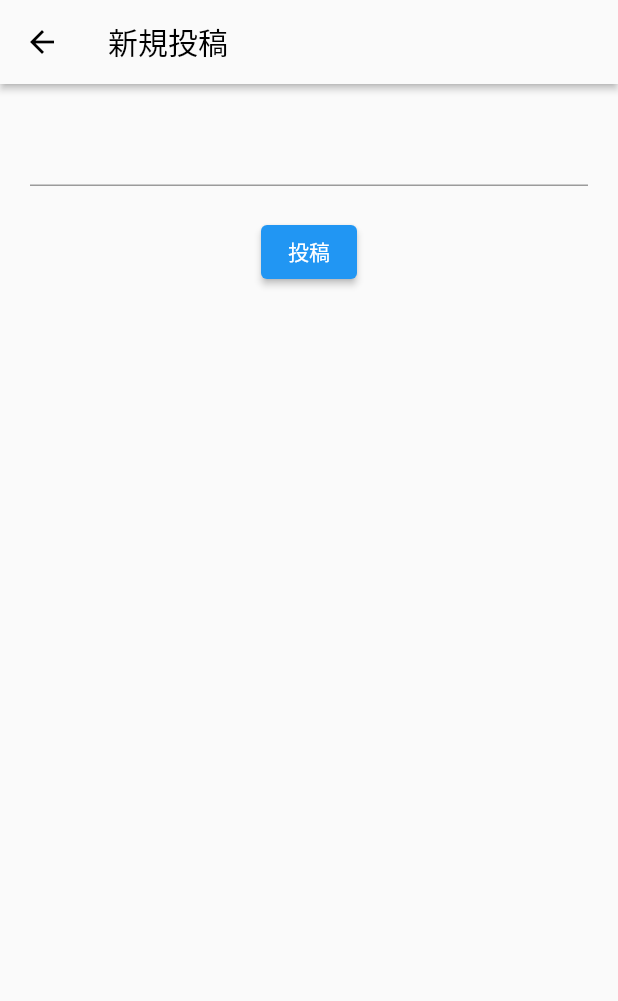
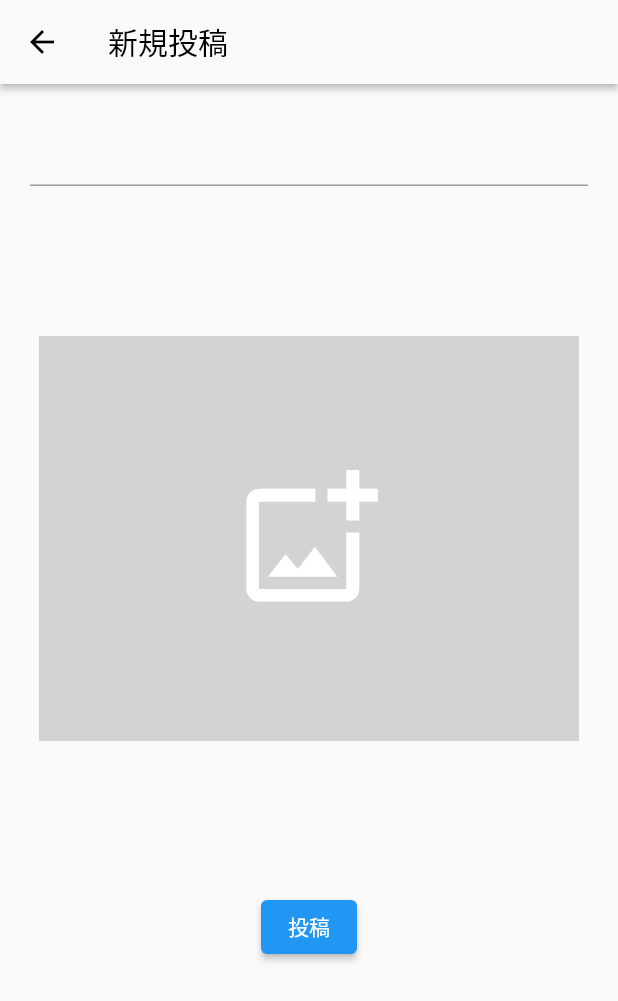
Before and after one commit to Haru-Kobayashi073/SNS_demo_App, a Flutter app: the PostPage screen opened directly, on a phone screen of 412 x 824 dp. Shown: the top 1001 px of the screen. Run offline on Flutter 3.47's test engine with Material 2 defaults, Android fonts, the phone set to English and light mode, and no system bars; our stand-ins replace cloud_firestore, firebase_auth, firebase_core, firebase_storage, flutter_signin_button, google_sign_in and 1 more; accounts and stored records are empty.

Commit message:
タイムラインの動画用仮UI

```diff
--- a/lib/model/post.dart
+++ b/lib/model/post.dart
@@ -5,10 +5,12 @@ class Post {
   String content;
   String postAccountId;
   Timestamp? createdTime;
+  String video;
 
   Post(
       {this.id = '',
       this.content = '',
       this.postAccountId = '',
-      this.createdTime});
+      this.createdTime,
+      this.video = '',});
 }
--- a/lib/utils/firestore/posts.dart
+++ b/lib/utils/firestore/posts.dart
@@ -16,6 +16,7 @@ class PostFirestore {
         'content': newPost.content,
         'post_account_id': newPost.postAccountId,
         'created_time': Timestamp.now(),
+        'video': newPost.video,
       });
       _userPosts
           .doc(result.id)
@@ -39,6 +40,7 @@ class PostFirestore {
           content: data['content'],
           postAccountId: data['post_account_id'],
           createdTime: data['created_time'],
+          video: data['video'],
         );
         postList.add(post);
       });
--- a/lib/view/time_line/post_page.dart
+++ b/lib/view/time_line/post_page.dart
@@ -1,7 +1,10 @@
+import 'dart:io';
+
 import 'package:flutter/material.dart';
 import 'package:twitter_demo_app/model/post.dart';
 import 'package:twitter_demo_app/utils/authentication.dart';
 import 'package:twitter_demo_app/utils/firestore/posts.dart';
+import 'package:twitter_demo_app/utils/function_utils.dart';
 
 class PostPage extends StatefulWidget {
   const PostPage({super.key});
@@ -12,6 +15,8 @@ class PostPage extends StatefulWidget {
 
 class _PostPageState extends State<PostPage> {
   TextEditingController contentController = TextEditingController();
+  TextEditingController videoController = TextEditingController();
+  File? image;
 
   @override
   Widget build(BuildContext context) {
@@ -33,7 +38,33 @@ class _PostPageState extends State<PostPage> {
               controller: contentController,
             ),
             SizedBox(
-              height: 20,
+              height: 100,
+            ),
+            GestureDetector(
+              onTap: () async {
+                  var result = await FunctionUtils.GetImageFromGallery();
+                  if (result != null) {
+                    setState(() {
+                      image = File(result.path);
+                    });
+                  }
+                },
+              child: image == null ? Container(
+                height: 270,
+                width: 360,
+                color: Color.fromARGB(255, 213, 210, 210),
+                child: Icon(
+                  Icons.add_photo_alternate_outlined,
+                  color: Colors.white,
+                  size: 100,
+                  )) : Container(
+                height: 270,
+                width: 360,
+                child: Image.file(image!, fit: BoxFit.cover),
+                ),
+            ),
+            SizedBox(
+              height: 100,
             ),
             ElevatedButton(
                 onPressed: () async {
@@ -55,3 +86,20 @@ class _PostPageState extends State<PostPage> {
     );
   }
 }
+
+// GestureDetector(
+//               onTap: () async {
+//                   var result = await FunctionUtils.GetImageFromGallery();
+//                   if (result != null) {
+//                     setState(() {
+//                       image = File(result.path);
+//                     });
+//                   }
+//                 },
+//               child: Container(
+
+//                 width: 360,
+//                 height: 270,
+//                 color: Colors.grey,
+//               ),
+//             ),
```
Also changed, not shown: lib/view/time_line/time_line_page.dart (+25 -4 lines), 14 other files.
